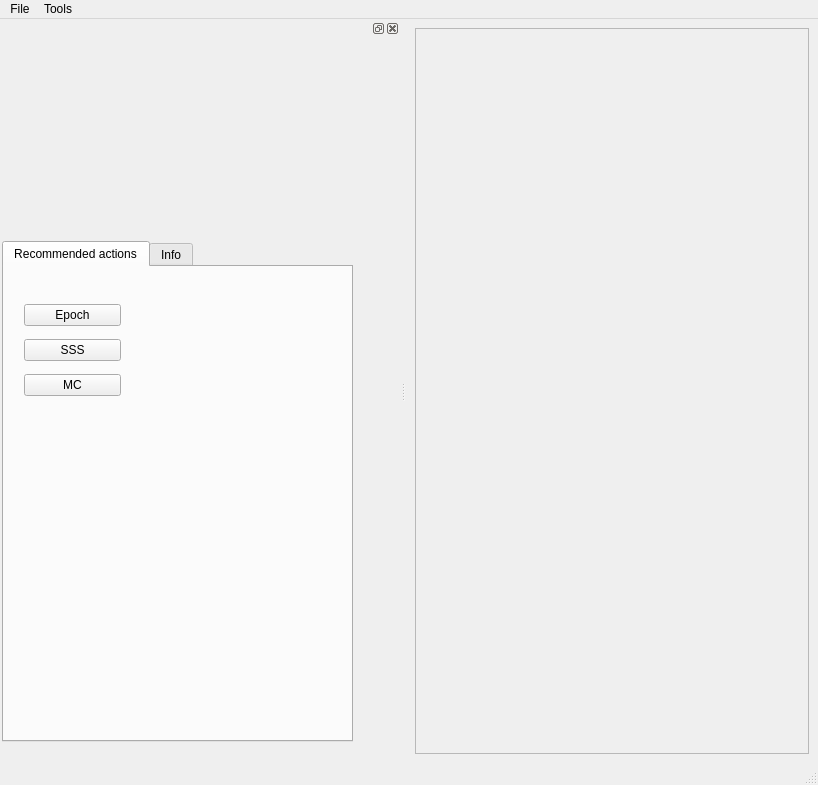
The window that UI/qt4Designer/UIehdotus5.ui (cibr-jyu/meggie) describes before a commit, drawn with Qt 5.
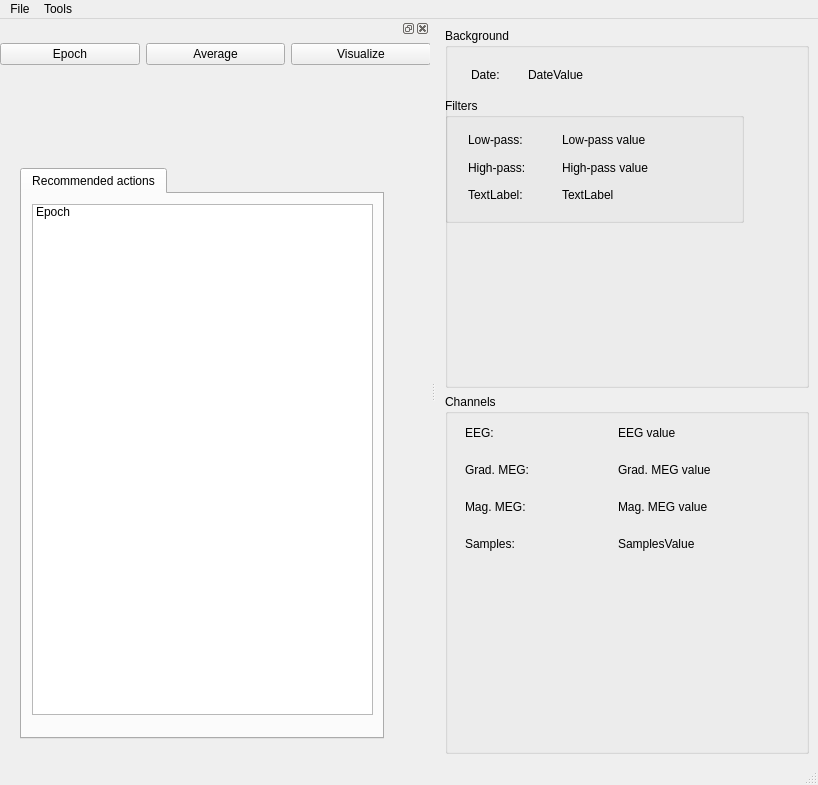
The same window after the commit.

Commit message: Tab ja listWidget dynaamisesti

```diff
--- a/UI/qt4Designer/UIehdotus5.ui
+++ b/UI/qt4Designer/UIehdotus5.ui
@@ -20,134 +20,8 @@
    <string>MainWindow</string>
   </property>
   <widget class="QWidget" name="centralwidget">
-   <layout class="QGridLayout" name="gridLayout">
-    <item row="0" column="0">
-     <widget class="QFrame" name="frame">
-      <property name="frameShape">
-       <enum>QFrame::StyledPanel</enum>
-      </property>
-      <property name="frameShadow">
-       <enum>QFrame::Raised</enum>
-      </property>
-     </widget>
-    </item>
-   </layout>
-  </widget>
-  <widget class="QMenuBar" name="menubar">
-   <property name="geometry">
-    <rect>
-     <x>0</x>
-     <y>0</y>
-     <width>818</width>
-     <height>29</height>
-    </rect>
-   </property>
-   <property name="defaultUp">
-    <bool>false</bool>
-   </property>
-   <widget class="QMenu" name="menuFile">
-    <property name="title">
-     <string>File</string>
-    </property>
-    <addaction name="actionLoad_file"/>
-    <addaction name="actionSave_file"/>
-   </widget>
-   <widget class="QMenu" name="menuTools">
-    <property name="title">
-     <string>Tools</string>
-    </property>
-    <addaction name="actionPreferences"/>
-   </widget>
-   <addaction name="menuFile"/>
-   <addaction name="menuTools"/>
-  </widget>
-  <widget class="QStatusBar" name="statusbar"/>
-  <widget class="QDockWidget" name="dockWidget">
-   <property name="sizePolicy">
-    <sizepolicy hsizetype="Expanding" vsizetype="Expanding">
-     <horstretch>1</horstretch>
-     <verstretch>0</verstretch>
-    </sizepolicy>
-   </property>
-   <property name="minimumSize">
-    <size>
-     <width>400</width>
-     <height>41</height>
-    </size>
-   </property>
-   <property name="allowedAreas">
-    <set>Qt::BottomDockWidgetArea|Qt::LeftDockWidgetArea</set>
-   </property>
-   <attribute name="dockWidgetArea">
-    <number>1</number>
-   </attribute>
-   <widget class="QWidget" name="dockWidgetContents">
-    <widget class="QTabWidget" name="tabWidget">
-     <property name="geometry">
-      <rect>
-       <x>2</x>
-       <y>203</y>
-       <width>351</width>
-       <height>501</height>
-      </rect>
-     </property>
-     <property name="currentIndex">
-      <number>0</number>
-     </property>
-     <widget class="QWidget" name="tabRecommended">
-      <property name="accessibleName">
-       <string extracomment="dsfsdf"/>
-      </property>
-      <attribute name="title">
-       <string>Recommended actions</string>
-      </attribute>
-      <widget class="QWidget" name="layoutWidget">
-       <property name="geometry">
-        <rect>
-         <x>20</x>
-         <y>30</y>
-         <width>97</width>
-         <height>107</height>
-        </rect>
-       </property>
-       <layout class="QVBoxLayout" name="verticalLayout">
+   <layout class="QHBoxLayout" name="horizontalLayout_2">
         <item>
-         <widget class="QPushButton" name="pushButtonEpoch">
-          <property name="text">
-           <string>Epoch</string>
-          </property>
-         </widget>
-        </item>
-        <item>
-         <widget class="QPushButton" name="pushButtonSSS">
-          <property name="text">
-           <string>SSS</string>
-          </property>
-         </widget>
-        </item>
-        <item>
-         <widget class="QPushButton" name="pushButtonMC">
-          <property name="text">
-           <string>MC</string>
-          </property>
-         </widget>
-        </item>
-       </layout>
-      </widget>
-     </widget>
-     <widget class="QWidget" name="tabInfo">
-      <attribute name="title">
-       <string>Info</string>
-      </attribute>
-      <widget class="QWidget" name="layoutWidget_2">
-       <property name="geometry">
-        <rect>
-         <x>10</x>
-         <y>10</y>
-         <width>301</width>
-         <height>391</height>
-        </rect>
-       </property>
        <layout class="QVBoxLayout" name="verticalLayout_3">
         <item>
          <widget class="QGroupBox" name="metaBox">
@@ -265,8 +139,8 @@
             <rect>
              <x>20</x>
              <y>23</y>
-             <width>194</width>
-             <height>104</height>
+           <width>300</width>
+           <height>142</height>
             </rect>
            </property>
            <layout class="QGridLayout" name="gridLayout_4">
@@ -328,6 +202,136 @@
             </item>
            </layout>
           </widget>
+       </widget>
+      </item>
+     </layout>
+    </item>
+   </layout>
+  </widget>
+  <widget class="QMenuBar" name="menubar">
+   <property name="geometry">
+    <rect>
+     <x>0</x>
+     <y>0</y>
+     <width>818</width>
+     <height>29</height>
+    </rect>
+   </property>
+   <property name="defaultUp">
+    <bool>false</bool>
+   </property>
+   <widget class="QMenu" name="menuFile">
+    <property name="title">
+     <string>File</string>
+    </property>
+    <addaction name="actionLoad_file"/>
+    <addaction name="actionSave_file"/>
+   </widget>
+   <widget class="QMenu" name="menuTools">
+    <property name="title">
+     <string>Tools</string>
+    </property>
+    <addaction name="actionPreferences"/>
+   </widget>
+   <addaction name="menuFile"/>
+   <addaction name="menuTools"/>
+  </widget>
+  <widget class="QStatusBar" name="statusbar"/>
+  <widget class="QDockWidget" name="dockWidget">
+   <property name="sizePolicy">
+    <sizepolicy hsizetype="Expanding" vsizetype="Expanding">
+     <horstretch>1</horstretch>
+     <verstretch>0</verstretch>
+    </sizepolicy>
+   </property>
+   <property name="minimumSize">
+    <size>
+     <width>430</width>
+     <height>97</height>
+    </size>
+   </property>
+   <property name="allowedAreas">
+    <set>Qt::BottomDockWidgetArea|Qt::LeftDockWidgetArea</set>
+   </property>
+   <attribute name="dockWidgetArea">
+    <number>1</number>
+   </attribute>
+   <widget class="QWidget" name="dockWidgetContents">
+    <widget class="QWidget" name="layoutWidget">
+     <property name="geometry">
+      <rect>
+       <x>0</x>
+       <y>0</y>
+       <width>431</width>
+       <height>33</height>
+      </rect>
+     </property>
+     <layout class="QHBoxLayout" name="horizontalLayout">
+      <item>
+       <widget class="QPushButton" name="pushButtonEpoch">
+        <property name="text">
+         <string>Epoch</string>
+        </property>
+       </widget>
+      </item>
+      <item>
+       <widget class="QPushButton" name="pushButtonAverage">
+        <property name="text">
+         <string>Average</string>
+        </property>
+       </widget>
+      </item>
+      <item>
+       <widget class="QPushButton" name="pushButtonaverage">
+        <property name="text">
+         <string>Visualize</string>
+        </property>
+       </widget>
+      </item>
+     </layout>
+    </widget>
+    <widget class="QTabWidget" name="tabWidget">
+     <property name="geometry">
+      <rect>
+       <x>20</x>
+       <y>130</y>
+       <width>364</width>
+       <height>571</height>
+      </rect>
+     </property>
+     <property name="currentIndex">
+      <number>0</number>
+     </property>
+     <widget class="QWidget" name="tabRecommended">
+      <property name="maximumSize">
+       <size>
+        <width>360</width>
+        <height>16777215</height>
+       </size>
+      </property>
+      <property name="accessibleName">
+       <string extracomment="dsfsdf"/>
+      </property>
+      <attribute name="title">
+       <string>Recommended actions</string>
+      </attribute>
+      <widget class="QWidget" name="horizontalLayoutWidget">
+       <property name="geometry">
+        <rect>
+         <x>10</x>
+         <y>10</y>
+         <width>341</width>
+         <height>511</height>
+        </rect>
+       </property>
+       <layout class="QHBoxLayout" name="horizontalLayout_3">
+        <item>
+         <widget class="QListWidget" name="listWidgetEpochs">
+          <item>
+           <property name="text">
+            <string>Epoch</string>
+           </property>
+          </item>
          </widget>
         </item>
        </layout>
```
Lines whose indentation alone changed are shown as unchanged. The commit also changes 5 other files.
